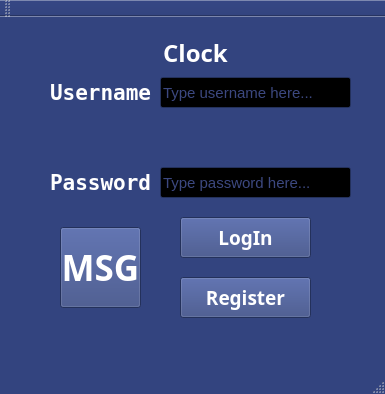
Smrajestic/LoginProjectQt, file mainwindow.ui: the form before one commit.
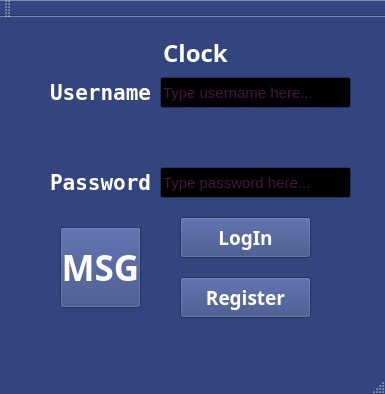
The form after the commit.

Commit message: Drugačen UserEdit/PassEdit font/barva

```diff
--- a/mainwindow.ui
+++ b/mainwindow.ui
@@ -525,9 +525,9 @@
        <colorrole role="Text">
         <brush brushstyle="SolidPattern">
          <color alpha="255">
-          <red>119</red>
-          <green>144</green>
-          <blue>255</blue>
+          <red>136</red>
+          <green>40</green>
+          <blue>123</blue>
          </color>
         </brush>
        </colorrole>
@@ -536,9 +536,9 @@
        <colorrole role="Text">
         <brush brushstyle="SolidPattern">
          <color alpha="255">
-          <red>119</red>
-          <green>144</green>
-          <blue>255</blue>
+          <red>136</red>
+          <green>40</green>
+          <blue>123</blue>
          </color>
         </brush>
        </colorrole>
@@ -589,9 +589,9 @@
        <colorrole role="Text">
         <brush brushstyle="SolidPattern">
          <color alpha="255">
-          <red>119</red>
-          <green>144</green>
-          <blue>255</blue>
+          <red>136</red>
+          <green>40</green>
+          <blue>123</blue>
          </color>
         </brush>
        </colorrole>
@@ -600,9 +600,9 @@
        <colorrole role="Text">
         <brush brushstyle="SolidPattern">
          <color alpha="255">
-          <red>119</red>
-          <green>144</green>
-          <blue>255</blue>
+          <red>136</red>
+          <green>40</green>
+          <blue>123</blue>
          </color>
         </brush>
        </colorrole>
```
